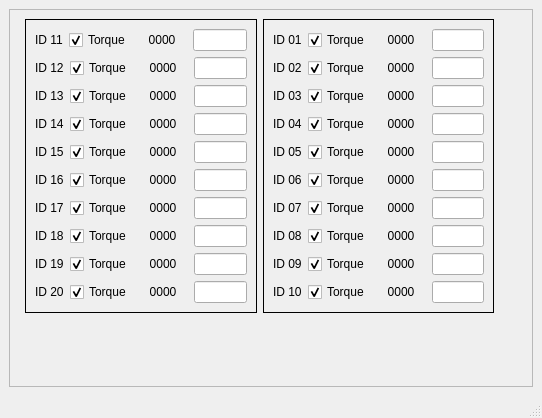
Qt form src/gui/src/main_window.ui (RoboFEI/RoboFEI-HT_2023_SOFTWARE) before a commit.
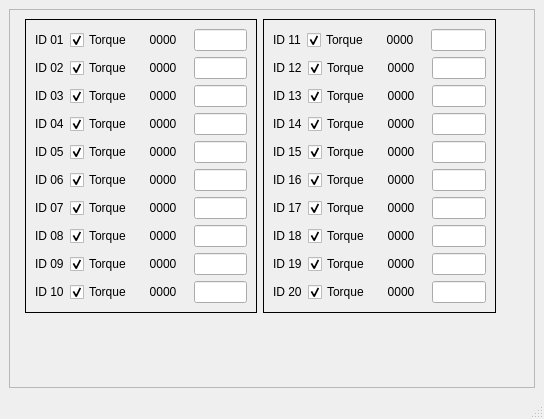
The same form after that commit.

What changed in the file:
```diff
--- a/src/gui/src/main_window.ui
+++ b/src/gui/src/main_window.ui
@@ -6,8 +6,8 @@
    <rect>
     <x>0</x>
     <y>0</y>
-    <width>542</width>
-    <height>418</height>
+    <width>544</width>
+    <height>419</height>
    </rect>
   </property>
   <property name="windowTitle">
@@ -27,551 +27,6 @@
        <item row="0" column="1">
         <layout class="QGridLayout" name="gridLayout_2">
          <item row="0" column="1">
-          <widget class="QFrame" name="verticalFrame">
-           <property name="maximumSize">
-            <size>
-             <width>243</width>
-             <height>329</height>
-            </size>
-           </property>
-           <property name="frameShape">
-            <enum>QFrame::Box</enum>
-           </property>
-           <layout class="QVBoxLayout" name="verticalLayout">
-            <item>
-             <layout class="QHBoxLayout" name="horizontalLayout">
-              <item>
-               <widget class="QLabel" name="label_id_1">
-                <property name="text">
-                 <string>ID 01</string>
-                </property>
-               </widget>
-              </item>
-              <item>
-               <widget class="QCheckBox" name="torque_id_1">
-                <property name="enabled">
-                 <bool>true</bool>
-                </property>
-                <property name="text">
-                 <string>Torque</string>
-                </property>
-                <property name="checked">
-                 <bool>true</bool>
-                </property>
-               </widget>
-              </item>
-              <item>
-               <widget class="QLabel" name="label_1">
-                <property name="minimumSize">
-                 <size>
-                  <width>50</width>
-                  <height>0</height>
-                 </size>
-                </property>
-                <property name="layoutDirection">
-                 <enum>Qt::LeftToRight</enum>
-                </property>
-                <property name="text">
-                 <string>0000</string>
-                </property>
-                <property name="alignment">
-                 <set>Qt::AlignCenter</set>
-                </property>
-               </widget>
-              </item>
-              <item>
-               <widget class="QLineEdit" name="pos_id_1">
-                <property name="inputMethodHints">
-                 <set>Qt::ImhNone</set>
-                </property>
-                <property name="maxLength">
-                 <number>4</number>
-                </property>
-               </widget>
-              </item>
-             </layout>
-            </item>
-            <item>
-             <layout class="QHBoxLayout" name="horizontalLayout_2">
-              <item>
-               <widget class="QLabel" name="label_id_2">
-                <property name="text">
-                 <string>ID 02</string>
-                </property>
-               </widget>
-              </item>
-              <item>
-               <widget class="QCheckBox" name="torque_id_2">
-                <property name="enabled">
-                 <bool>true</bool>
-                </property>
-                <property name="text">
-                 <string>Torque</string>
-                </property>
-                <property name="checked">
-                 <bool>true</bool>
-                </property>
-               </widget>
-              </item>
-              <item>
-               <widget class="QLabel" name="label_2">
-                <property name="minimumSize">
-                 <size>
-                  <width>50</width>
-                  <height>0</height>
-                 </size>
-                </property>
-                <property name="layoutDirection">
-                 <enum>Qt::LeftToRight</enum>
-                </property>
-                <property name="text">
-                 <string>0000</string>
-                </property>
-                <property name="alignment">
-                 <set>Qt::AlignCenter</set>
-                </property>
-               </widget>
-              </item>
-              <item>
-               <widget class="QLineEdit" name="pos_id_2">
-                <property name="inputMethodHints">
-                 <set>Qt::ImhNone</set>
-                </property>
-                <property name="maxLength">
-                 <number>4</number>
-                </property>
-               </widget>
-              </item>
-             </layout>
-            </item>
-            <item>
-             <layout class="QHBoxLayout" name="horizontalLayout_3">
-              <item>
-               <widget class="QLabel" name="label_id_3">
-                <property name="text">
-                 <string>ID 03</string>
-                </property>
-               </widget>
-              </item>
-              <item>
-               <widget class="QCheckBox" name="torque_id_3">
-                <property name="enabled">
-                 <bool>true</bool>
-                </property>
-                <property name="text">
-                 <string>Torque</string>
-                </property>
-                <property name="checked">
-                 <bool>true</bool>
-                </property>
-               </widget>
-              </item>
-              <item>
-               <widget class="QLabel" name="label_3">
-                <property name="minimumSize">
-                 <size>
-                  <width>50</width>
-                  <height>0</height>
-                 </size>
-                </property>
-                <property name="layoutDirection">
-                 <enum>Qt::LeftToRight</enum>
-                </property>
-                <property name="text">
-                 <string>0000</string>
-                </property>
-                <property name="alignment">
-                 <set>Qt::AlignCenter</set>
-                </property>
-               </widget>
-              </item>
-              <item>
-               <widget class="QLineEdit" name="pos_id_3">
-                <property name="inputMethodHints">
-                 <set>Qt::ImhNone</set>
-                </property>
-                <property name="maxLength">
-                 <number>4</number>
-                </property>
-               </widget>
-              </item>
-             </layout>
-            </item>
-            <item>
-             <layout class="QHBoxLayout" name="horizontalLayout_4">
-              <item>
-               <widget class="QLabel" name="label_id_4">
-                <property name="text">
-                 <string>ID 04</string>
-                </property>
-               </widget>
-              </item>
-              <item>
-               <widget class="QCheckBox" name="torque_id_4">
-                <property name="enabled">
-                 <bool>true</bool>
-                </property>
-                <property name="text">
-                 <string>Torque</string>
-                </property>
-                <property name="checked">
-                 <bool>true</bool>
-                </property>
-               </widget>
-              </item>
-              <item>
-               <widget class="QLabel" name="label_4">
-                <property name="minimumSize">
-                 <size>
-                  <width>50</width>
-                  <height>0</height>
-                 </size>
-                </property>
-                <property name="layoutDirection">
-                 <enum>Qt::LeftToRight</enum>
-                </property>
-                <property name="text">
-                 <string>0000</string>
-                </property>
-                <property name="alignment">
-                 <set>Qt::AlignCenter</set>
-                </property>
-               </widget>
-              </item>
-              <item>
-               <widget class="QLineEdit" name="pos_id_4">
-                <property name="inputMethodHints">
-                 <set>Qt::ImhNone</set>
-                </property>
-                <property name="maxLength">
-                 <number>4</number>
-                </property>
-               </widget>
-              </item>
-             </layout>
-            </item>
-            <item>
-             <layout class="QHBoxLayout" name="horizontalLayout_5">
-              <item>
-               <widget class="QLabel" name="label_id_5">
-                <property name="text">
-                 <string>ID 05</string>
-                </property>
-               </widget>
-              </item>
-              <item>
-               <widget class="QCheckBox" name="torque_id_5">
-                <property name="enabled">
-                 <bool>true</bool>
-                </property>
-                <property name="text">
-                 <string>Torque</string>
-                </property>
-                <property name="checked">
-                 <bool>true</bool>
-                </property>
-               </widget>
-              </item>
-              <item>
-               <widget class="QLabel" name="label_5">
-                <property name="minimumSize">
-                 <size>
-                  <width>50</width>
-                  <height>0</height>
-                 </size>
-                </property>
-                <property name="layoutDirection">
-                 <enum>Qt::LeftToRight</enum>
-                </property>
-                <property name="text">
-                 <string>0000</string>
-                </property>
-                <property name="alignment">
-                 <set>Qt::AlignCenter</set>
-                </property>
-               </widget>
-              </item>
-              <item>
-               <widget class="QLineEdit" name="pos_id_5">
-                <property name="inputMethodHints">
-                 <set>Qt::ImhNone</set>
-                </property>
-                <property name="maxLength">
-                 <number>4</number>
-                </property>
-               </widget>
-              </item>
-             </layout>
-            </item>
-            <item>
-             <layout class="QHBoxLayout" name="horizontalLayout_6">
-              <item>
-               <widget class="QLabel" name="label_id_6">
-                <property name="text">
-                 <string>ID 06</string>
-                </property>
-               </widget>
-              </item>
-              <item>
-               <widget class="QCheckBox" name="torque_id_6">
-                <property name="enabled">
-                 <bool>true</bool>
-                </property>
-                <property name="text">
-                 <string>Torque</string>
-                </property>
-                <property name="checked">
-                 <bool>true</bool>
-                </property>
-               </widget>
-              </item>
-              <item>
-               <widget class="QLabel" name="label_6">
-                <property name="minimumSize">
-                 <size>
-                  <width>50</width>
-                  <height>0</height>
-                 </size>
-                </property>
-                <property name="layoutDirection">
-                 <enum>Qt::LeftToRight</enum>
-                </property>
-                <property name="text">
-                 <string>0000</string>
-                </property>
-                <property name="alignment">
-                 <set>Qt::AlignCenter</set>
-                </property>
-               </widget>
-              </item>
-              <item>
-               <widget class="QLineEdit" name="pos_id_6">
-                <property name="inputMethodHints">
-                 <set>Qt::ImhNone</set>
-                </property>
-                <property name="maxLength">
-                 <number>4</number>
-                </property>
-               </widget>
-              </item>
-             </layout>
-            </item>
-            <item>
-             <layout class="QHBoxLayout" name="horizontalLayout_7">
-              <item>
-               <widget class="QLabel" name="label_id_7">
-                <property name="text">
-                 <string>ID 07</string>
-                </property>
-               </widget>
-              </item>
-              <item>
-               <widget class="QCheckBox" name="torque_id_7">
-                <property name="enabled">
-                 <bool>true</bool>
-                </property>
-                <property name="text">
-                 <string>Torque</string>
-                </property>
-                <property name="checked">
-                 <bool>true</bool>
-                </property>
-               </widget>
-              </item>
-              <item>
-               <widget class="QLabel" name="label_7">
-                <property name="minimumSize">
-                 <size>
-                  <width>50</width>
-                  <height>0</height>
-                 </size>
-                </property>
-                <property name="layoutDirection">
-                 <enum>Qt::LeftToRight</enum>
-                </property>
-                <property name="text">
-                 <string>0000</string>
-                </property>
-                <property name="alignment">
-                 <set>Qt::AlignCenter</set>
-                </property>
-               </widget>
-              </item>
-              <item>
-               <widget class="QLineEdit" name="pos_id_7">
-                <property name="inputMethodHints">
-                 <set>Qt::ImhNone</set>
-                </property>
-                <property name="maxLength">
-                 <number>4</number>
-                </property>
-               </widget>
-              </item>
-             </layout>
-            </item>
-            <item>
-             <layout class="QHBoxLayout" name="horizontalLayout_8">
-              <item>
-               <widget class="QLabel" name="label_id_8">
-                <property name="text">
-                 <string>ID 08</string>
-                </property>
-               </widget>
-              </item>
-              <item>
-               <widget class="QCheckBox" name="torque_id_8">
-                <property name="enabled">
-                 <bool>true</bool>
-                </property>
-                <property name="text">
-                 <string>Torque</string>
-                </property>
-                <property name="checked">
-                 <bool>true</bool>
-                </property>
-               </widget>
-              </item>
-              <item>
-               <widget class="QLabel" name="label_8">
-                <property name="minimumSize">
-                 <size>
-                  <width>50</width>
-                  <height>0</height>
-                 </size>
-                </property>
-                <property name="layoutDirection">
-                 <enum>Qt::LeftToRight</enum>
-                </property>
-                <property name="text">
-                 <string>0000</string>
-                </property>
-                <property name="alignment">
-                 <set>Qt::AlignCenter</set>
-                </property>
-               </widget>
-              </item>
-              <item>
-               <widget class="QLineEdit" name="pos_id_8">
-                <property name="inputMethodHints">
-                 <set>Qt::ImhNone</set>
-                </property>
-                <property name="maxLength">
-                 <number>4</number>
-                </property>
-               </widget>
-              </item>
-             </layout>
-            </item>
-            <item>
-             <layout class="QHBoxLayout" name="horizontalLayout_9">
-              <item>
-               <widget class="QLabel" name="label_id_9">
-                <property name="text">
-                 <string>ID 09</string>
-                </property>
-               </widget>
-              </item>
-              <item>
-               <widget class="QCheckBox" name="torque_id_9">
-                <property name="enabled">
-                 <bool>true</bool>
-                </property>
-                <property name="text">
-                 <string>Torque</string>
-                </property>
-                <property name="checked">
-                 <bool>true</bool>
-                </property>
-               </widget>
-              </item>
-              <item>
-               <widget class="QLabel" name="label_9">
-                <property name="minimumSize">
-                 <size>
-                  <width>50</width>
-                  <height>0</height>
-                 </size>
-                </property>
-                <property name="layoutDirection">
-                 <enum>Qt::LeftToRight</enum>
-                </property>
-                <property name="text">
-                 <string>0000</string>
-                </property>
-                <property name="alignment">
-                 <set>Qt::AlignCenter</set>
-                </property>
-               </widget>
-              </item>
-              <item>
-               <widget class="QLineEdit" name="pos_id_9">
-                <property name="inputMethodHints">
-                 <set>Qt::ImhNone</set>
-                </property>
-                <property name="maxLength">
-                 <number>4</number>
-                </property>
-               </widget>
-              </item>
-             </layout>
-            </item>
-            <item>
-             <layout class="QHBoxLayout" name="horizontalLayout_10">
-              <item>
-               <widget class="QLabel" name="label_id_10">
-                <property name="text">
-                 <string>ID 10</string>
-                </property>
-               </widget>
-              </item>
-              <item>
-               <widget class="QCheckBox" name="torque_id_10">
-                <property name="enabled">
-                 <bool>true</bool>
-                </property>
-                <property name="text">
-                 <string>Torque</string>
-                </property>
-                <property name="checked">
-                 <bool>true</bool>
-                </property>
-               </widget>
-              </item>
-              <item>
-               <widget class="QLabel" name="label_10">
-                <property name="minimumSize">
-                 <size>
-                  <width>50</width>
-                  <height>0</height>
-                 </size>
-                </property>
-                <property name="layoutDirection">
-                 <enum>Qt::LeftToRight</enum>
-                </property>
-                <property name="text">
-                 <string>0000</string>
-                </property>
-                <property name="alignment">
-                 <set>Qt::AlignCenter</set>
-                </property>
-               </widget>
-              </item>
-              <item>
-               <widget class="QLineEdit" name="pos_id_10">
-                <property name="inputMethodHints">
-                 <set>Qt::ImhNone</set>
-                </property>
-                <property name="maxLength">
-                 <number>4</number>
-                </property>
-               </widget>
-              </item>
-             </layout>
-            </item>
-           </layout>
-          </widget>
-         </item>
-         <item row="0" column="0">
           <widget class="QFrame" name="verticalFrame_2">
            <property name="maximumSize">
             <size>
@@ -1065,7 +520,7 @@
            </layout>
           </widget>
          </item>
-         <item row="0" column="2">
+         <item row="0" column="3">
           <spacer name="horizontalSpacer">
            <property name="orientation">
             <enum>Qt::Horizontal</enum>
@@ -1078,8 +533,566 @@
            </property>
           </spacer>
          </item>
+         <item row="0" column="0">
+          <widget class="QFrame" name="verticalFrame">
+           <property name="maximumSize">
+            <size>
+             <width>243</width>
+             <height>329</height>
+            </size>
+           </property>
+           <property name="frameShape">
+            <enum>QFrame::Box</enum>
+           </property>
+           <layout class="QVBoxLayout" name="verticalLayout">
+            <item>
+             <layout class="QHBoxLayout" name="horizontalLayout">
+              <item>
+               <widget class="QLabel" name="label_id_1">
+                <property name="text">
+                 <string>ID 01</string>
+                </property>
+               </widget>
+              </item>
+              <item>
+               <widget class="QCheckBox" name="torque_id_1">
+                <property name="enabled">
+                 <bool>true</bool>
+                </property>
+                <property name="text">
+                 <string>Torque</string>
+                </property>
+                <property name="checked">
+                 <bool>true</bool>
+                </property>
+               </widget>
+              </item>
+              <item>
+               <widget class="QLabel" name="label_1">
+                <property name="minimumSize">
+                 <size>
+                  <width>50</width>
+                  <height>0</height>
+                 </size>
+                </property>
+                <property name="layoutDirection">
+                 <enum>Qt::LeftToRight</enum>
+                </property>
+                <property name="text">
+                 <string>0000</string>
+                </property>
+                <property name="alignment">
+                 <set>Qt::AlignCenter</set>
+                </property>
+               </widget>
+              </item>
+              <item>
+               <widget class="QLineEdit" name="pos_id_1">
+                <property name="inputMethodHints">
+                 <set>Qt::ImhNone</set>
+                </property>
+                <property name="maxLength">
+                 <number>4</number>
+                </property>
+               </widget>
+              </item>
+             </layout>
+            </item>
+            <item>
+             <layout class="QHBoxLayout" name="horizontalLayout_2">
+              <item>
+               <widget class="QLabel" name="label_id_2">
+                <property name="text">
+                 <string>ID 02</string>
+                </property>
+               </widget>
+              </item>
+              <item>
+               <widget class="QCheckBox" name="torque_id_2">
+                <property name="enabled">
+                 <bool>true</bool>
+                </property>
+                <property name="text">
+                 <string>Torque</string>
+                </property>
+                <property name="checked">
+                 <bool>true</bool>
+                </property>
+               </widget>
+              </item>
+              <item>
+               <widget class="QLabel" name="label_2">
+                <property name="minimumSize">
+                 <size>
+                  <width>50</width>
+                  <height>0</height>
+                 </size>
+                </property>
+                <property name="layoutDirection">
+                 <enum>Qt::LeftToRight</enum>
+                </property>
+                <property name="text">
+                 <string>0000</string>
+                </property>
+                <property name="alignment">
+                 <set>Qt::AlignCenter</set>
+                </property>
+               </widget>
+              </item>
+              <item>
+               <widget class="QLineEdit" name="pos_id_2">
+                <property name="inputMethodHints">
+                 <set>Qt::ImhNone</set>
+                </property>
+                <property name="maxLength">
+                 <number>4</number>
+                </property>
+               </widget>
+              </item>
+             </layout>
+            </item>
+            <item>
+             <layout class="QHBoxLayout" name="horizontalLayout_3">
+              <item>
+               <widget class="QLabel" name="label_id_3">
+                <property name="text">
+                 <string>ID 03</string>
+                </property>
+               </widget>
+              </item>
+              <item>
+               <widget class="QCheckBox" name="torque_id_3">
+                <property name="enabled">
+                 <bool>true</bool>
+                </property>
+                <property name="text">
+                 <string>Torque</string>
+                </property>
+                <property name="checked">
+                 <bool>true</bool>
+                </property>
+               </widget>
+              </item>
+              <item>
+               <widget class="QLabel" name="label_3">
+                <property name="minimumSize">
+                 <size>
+                  <width>50</width>
+                  <height>0</height>
+                 </size>
+                </property>
+                <property name="layoutDirection">
+                 <enum>Qt::LeftToRight</enum>
+                </property>
+                <property name="text">
+                 <string>0000</string>
+                </property>
+                <property name="alignment">
+                 <set>Qt::AlignCenter</set>
+                </property>
+               </widget>
+              </item>
+              <item>
+               <widget class="QLineEdit" name="pos_id_3">
+                <property name="inputMethodHints">
+                 <set>Qt::ImhNone</set>
+                </property>
+                <property name="maxLength">
+                 <number>4</number>
+                </property>
+               </widget>
+              </item>
+             </layout>
+            </item>
+            <item>
+             <layout class="QHBoxLayout" name="horizontalLayout_4">
+              <item>
+               <widget class="QLabel" name="label_id_4">
+                <property name="text">
+                 <string>ID 04</string>
+                </property>
+               </widget>
+              </item>
+              <item>
+               <widget class="QCheckBox" name="torque_id_4">
+                <property name="enabled">
+                 <bool>true</bool>
+                </property>
+                <property name="text">
+                 <string>Torque</string>
+                </property>
+                <property name="checked">
+                 <bool>true</bool>
+                </property>
+               </widget>
+              </item>
+              <item>
+               <widget class="QLabel" name="label_4">
+                <property name="minimumSize">
+                 <size>
+                  <width>50</width>
+                  <height>0</height>
+                 </size>
+                </property>
+                <property name="layoutDirection">
+                 <enum>Qt::LeftToRight</enum>
+                </property>
+                <property name="text">
+                 <string>0000</string>
+                </property>
+                <property name="alignment">
+                 <set>Qt::AlignCenter</set>
+                </property>
+               </widget>
+              </item>
+              <item>
+               <widget class="QLineEdit" name="pos_id_4">
+                <property name="inputMethodHints">
+                 <set>Qt::ImhNone</set>
+                </property>
+                <property name="maxLength">
+                 <number>4</number>
+                </property>
+               </widget>
+              </item>
+             </layout>
+            </item>
+            <item>
+             <layout class="QHBoxLayout" name="horizontalLayout_5">
+              <item>
+               <widget class="QLabel" name="label_id_5">
+                <property name="text">
+                 <string>ID 05</string>
+                </property>
+               </widget>
+              </item>
+              <item>
+               <widget class="QCheckBox" name="torque_id_5">
+                <property name="enabled">
+                 <bool>true</bool>
+                </property>
+                <property name="text">
+                 <string>Torque</string>
+                </property>
+                <property name="checked">
+                 <bool>true</bool>
+                </property>
+               </widget>
+              </item>
+              <item>
+               <widget class="QLabel" name="label_5">
+                <property name="minimumSize">
+                 <size>
+                  <width>50</width>
+                  <height>0</height>
+                 </size>
+                </property>
+                <property name="layoutDirection">
+                 <enum>Qt::LeftToRight</enum>
+                </property>
+                <property name="text">
+                 <string>0000</string>
+                </property>
+                <property name="alignment">
+                 <set>Qt::AlignCenter</set>
+                </property>
+               </widget>
+              </item>
+              <item>
+               <widget class="QLineEdit" name="pos_id_5">
+                <property name="inputMethodHints">
+                 <set>Qt::ImhNone</set>
+                </property>
+                <property name="maxLength">
+                 <number>4</number>
+                </property>
+               </widget>
+              </item>
+             </layout>
+            </item>
+            <item>
+             <layout class="QHBoxLayout" name="horizontalLayout_6">
+              <item>
+               <widget class="QLabel" name="label_id_6">
+                <property name="text">
+                 <string>ID 06</string>
+                </property>
+               </widget>
+              </item>
+              <item>
+               <widget class="QCheckBox" name="torque_id_6">
+                <property name="enabled">
+                 <bool>true</bool>
+                </property>
+                <property name="text">
+                 <string>Torque</string>
+                </property>
+                <property name="checked">
+                 <bool>true</bool>
+                </property>
+               </widget>
+              </item>
+              <item>
+               <widget class="QLabel" name="label_6">
+                <property name="minimumSize">
+                 <size>
+                  <width>50</width>
+                  <height>0</height>
+                 </size>
+                </property>
+                <property name="layoutDirection">
+                 <enum>Qt::LeftToRight</enum>
+                </property>
+                <property name="text">
+                 <string>0000</string>
+                </property>
+                <property name="alignment">
+                 <set>Qt::AlignCenter</set>
+                </property>
+               </widget>
+              </item>
+              <item>
+               <widget class="QLineEdit" name="pos_id_6">
+                <property name="inputMethodHints">
+                 <set>Qt::ImhNone</set>
+                </property>
+                <property name="maxLength">
+                 <number>4</number>
+                </property>
+               </widget>
+              </item>
+             </layout>
+            </item>
+            <item>
+             <layout class="QHBoxLayout" name="horizontalLayout_7">
+              <item>
+               <widget class="QLabel" name="label_id_7">
+                <property name="text">
+                 <string>ID 07</string>
+                </property>
+               </widget>
+              </item>
+              <item>
+               <widget class="QCheckBox" name="torque_id_7">
+                <property name="enabled">
+                 <bool>true</bool>
+                </property>
+                <property name="text">
+                 <string>Torque</string>
+                </property>
+                <property name="checked">
+                 <bool>true</bool>
+                </property>
+               </widget>
+              </item>
+              <item>
+               <widget class="QLabel" name="label_7">
+                <property name="minimumSize">
+                 <size>
+                  <width>50</width>
+                  <height>0</height>
+                 </size>
+                </property>
+                <property name="layoutDirection">
+                 <enum>Qt::LeftToRight</enum>
+                </property>
+                <property name="text">
+                 <string>0000</string>
+                </property>
+                <property name="alignment">
+                 <set>Qt::AlignCenter</set>
+                </property>
+               </widget>
+              </item>
+              <item>
+               <widget class="QLineEdit" name="pos_id_7">
+                <property name="inputMethodHints">
+                 <set>Qt::ImhNone</set>
+                </property>
+                <property name="maxLength">
+                 <number>4</number>
+                </property>
+               </widget>
+              </item>
+             </layout>
+            </item>
+            <item>
+             <layout class="QHBoxLayout" name="horizontalLayout_8">
+              <item>
+               <widget class="QLabel" name="label_id_8">
+                <property name="text">
+                 <string>ID 08</string>
+                </property>
+               </widget>
+              </item>
+              <item>
+               <widget class="QCheckBox" name="torque_id_8">
+                <property name="enabled">
+                 <bool>true</bool>
+                </property>
+                <property name="text">
+                 <string>Torque</string>
+                </property>
+                <property name="checked">
+                 <bool>true</bool>
+                </property>
+               </widget>
+              </item>
+              <item>
+               <widget class="QLabel" name="label_8">
+                <property name="minimumSize">
+                 <size>
+                  <width>50</width>
+                  <height>0</height>
+                 </size>
+                </property>
+                <property name="layoutDirection">
+                 <enum>Qt::LeftToRight</enum>
+                </property>
+                <property name="text">
+                 <string>0000</string>
+                </property>
+                <property name="alignment">
+                 <set>Qt::AlignCenter</set>
+                </property>
+               </widget>
+              </item>
+              <item>
+               <widget class="QLineEdit" name="pos_id_8">
+                <property name="inputMethodHints">
+                 <set>Qt::ImhNone</set>
+                </property>
+                <property name="maxLength">
+                 <number>4</number>
+                </property>
+               </widget>
+              </item>
+             </layout>
+            </item>
+            <item>
+             <layout class="QHBoxLayout" name="horizontalLayout_9">
+              <item>
+               <widget class="QLabel" name="label_id_9">
+                <property name="text">
+                 <string>ID 09</string>
+                </property>
+               </widget>
+              </item>
+              <item>
+               <widget class="QCheckBox" name="torque_id_9">
+                <property name="enabled">
+                 <bool>true</bool>
+                </property>
+                <property name="text">
+                 <string>Torque</string>
+                </property>
+                <property name="checked">
+                 <bool>true</bool>
+                </property>
+               </widget>
+              </item>
+              <item>
+               <widget class="QLabel" name="label_9">
+                <property name="minimumSize">
+                 <size>
+                  <width>50</width>
+                  <height>0</height>
+                 </size>
+                </property>
+                <property name="layoutDirection">
+                 <enum>Qt::LeftToRight</enum>
+                </property>
+                <property name="text">
+                 <string>0000</string>
+                </property>
+                <property name="alignment">
+                 <set>Qt::AlignCenter</set>
+                </property>
+               </widget>
+              </item>
+              <item>
+               <widget class="QLineEdit" name="pos_id_9">
+                <property name="inputMethodHints">
+                 <set>Qt::ImhNone</set>
+                </property>
+                <property name="maxLength">
+                 <number>4</number>
+                </property>
+               </widget>
+              </item>
+             </layout>
+            </item>
+            <item>
+             <layout class="QHBoxLayout" name="horizontalLayout_10">
+              <item>
+               <widget class="QLabel" name="label_id_10">
+                <property name="text">
+                 <string>ID 10</string>
+                </property>
+               </widget>
+              </item>
+              <item>
+               <widget class="QCheckBox" name="torque_id_10">
+                <property name="enabled">
+                 <bool>true</bool>
+                </property>
+                <property name="text">
+                 <string>Torque</string>
+                </property>
+                <property name="checked">
+                 <bool>true</bool>
+                </property>
+               </widget>
+              </item>
+              <item>
+               <widget class="QLabel" name="label_10">
+                <property name="minimumSize">
+                 <size>
+                  <width>50</width>
+                  <height>0</height>
+                 </size>
+                </property>
+                <property name="layoutDirection">
+                 <enum>Qt::LeftToRight</enum>
+                </property>
+                <property name="text">
+                 <string>0000</string>
+                </property>
+                <property name="alignment">
+                 <set>Qt::AlignCenter</set>
+                </property>
+               </widget>
+              </item>
+              <item>
+               <widget class="QLineEdit" name="pos_id_10">
+                <property name="inputMethodHints">
+                 <set>Qt::ImhNone</set>
+                </property>
+                <property name="maxLength">
+                 <number>4</number>
+                </property>
+               </widget>
+              </item>
+             </layout>
+            </item>
+           </layout>
+          </widget>
+         </item>
         </layout>
        </item>
+       <item row="1" column="1">
+        <spacer name="verticalSpacer">
+         <property name="orientation">
+          <enum>Qt::Vertical</enum>
+         </property>
+         <property name="sizeHint" stdset="0">
+          <size>
+           <width>20</width>
+           <height>40</height>
+          </size>
+         </property>
+        </spacer>
+       </item>
       </layout>
      </widget>
     </item>
```
Left out of the diff: 2 changed lines with no effect on the pictures.
